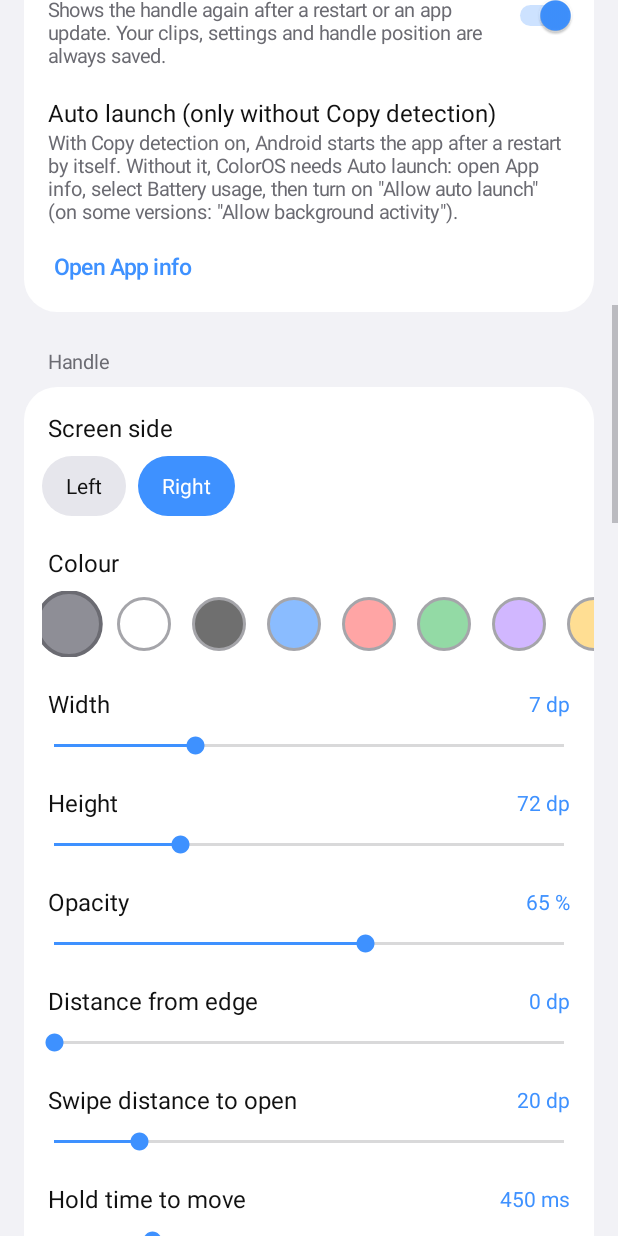
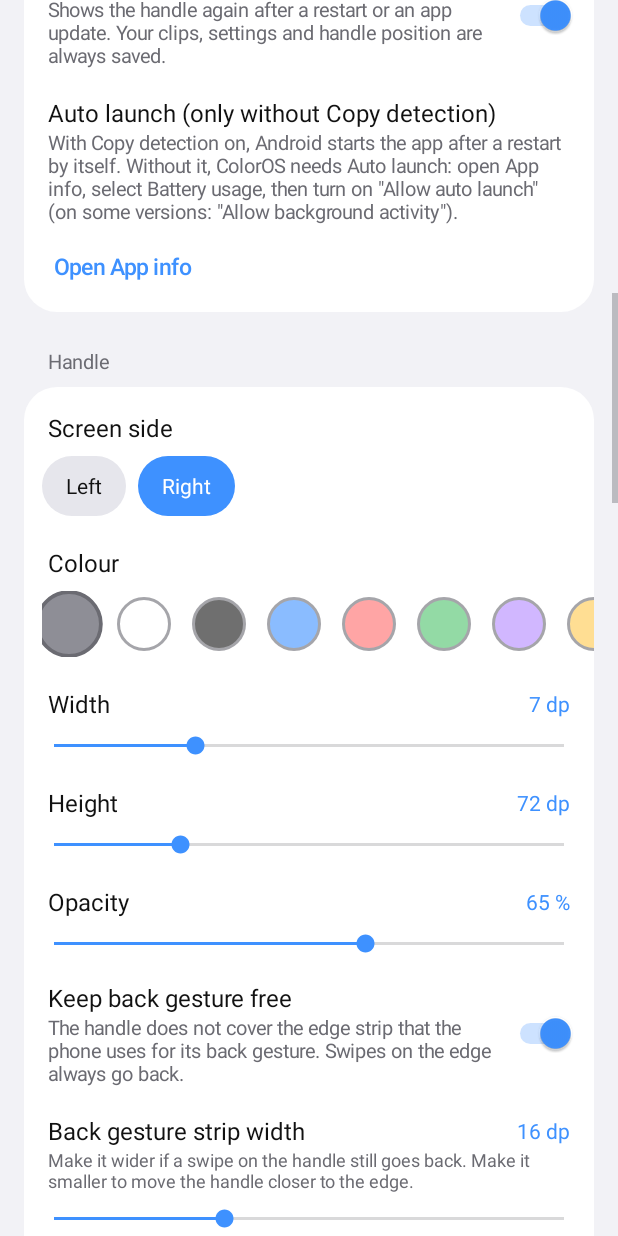
Before and after one commit to slinkybat123-code/viktor-mitic, an Android app: the screen it shows after launch (MainActivity), scrolled down 1153 dp, on a phone screen of 412 x 824 dp. Run offline under Robolectric (Android 15) with nearby library versions, the phone set to English and light mode, and no system bars.

Commit message:
Keep back-gesture strip free; handle stays on its side
- Handle window no longer covers the system back-gesture strip
  (adjustable width, default 16 dp); no gesture exclusion when on
- Hold-to-move is vertical only and starts without a jump
- No vertical scale or overshoot on press

Co-Authored-By: Claude Opus 5.5 <noreply@anthropic.com>
Claude-Session: https://claude.ai/code/session_01TNZpsMRrFoyiRZG2Sx1nk5

```diff
--- a/edge-clipboard-android/app/build.gradle.kts
+++ b/edge-clipboard-android/app/build.gradle.kts
@@ -19,8 +19,8 @@ android {
         applicationId = "io.github.slinkybat123.edgeclip"
         minSdk = 26
         targetSdk = 36
-        versionCode = 7
-        versionName = "1.5.0"
+        versionCode = 8
+        versionName = "1.6.0"
     }
 
     signingConfigs {
--- a/edge-clipboard-android/app/src/main/java/com/edgeclip/MainActivity.kt
+++ b/edge-clipboard-android/app/src/main/java/com/edgeclip/MainActivity.kt
@@ -127,6 +127,8 @@ class MainActivity : Activity() {
         slider(c, R.string.width, K.H_WIDTH, 2, 20, "dp") { handleChanged() }
         slider(c, R.string.height, K.H_HEIGHT, 30, 200, "dp") { handleChanged() }
         slider(c, R.string.opacity, K.H_ALPHA, 10, 100, "%") { handleChanged() }
+        toggle(c, R.string.avoid_back, R.string.avoid_back_desc, K.AVOID_BACK) { handleChanged() }
+        slider(c, R.string.back_zone, K.BACK_ZONE, 0, 48, "dp", desc = R.string.back_zone_desc) { handleChanged() }
         slider(c, R.string.gap, K.H_GAP, 0, 32, "dp") { handleChanged() }
         slider(c, R.string.swipe_dist, K.SWIPE_DIST, 8, 80, "dp")
         slider(c, R.string.hold_time, K.HOLD_MS, 200, 1500, "ms", step = 50)
--- a/edge-clipboard-android/app/src/main/java/com/edgeclip/Prefs.kt
+++ b/edge-clipboard-android/app/src/main/java/com/edgeclip/Prefs.kt
@@ -6,6 +6,7 @@ import android.content.Context
 enum class K(val key: String, val def: Int) {
     // Handle
     H_WIDTH("w", 7), H_HEIGHT("h", 72), H_ALPHA("a", 65), H_GAP("gap", 0), H_COLOR("hcol", 0),
+    AVOID_BACK("avoidback", 1), BACK_ZONE("bzone", 16),
     TAP_OPEN("tap", 0), SWIPE_DIST("swipe", 20), HOLD_MS("hold", 450), LOCK_POS("lock", 0), HAPTICS("hap", 1),
     // Panel
     THEME("theme", 0), P_WIDTH("pw", 184), P_ALPHA("pa", 72), BLUR("blur", 28), DIM("dim", 20),
--- a/edge-clipboard-android/app/src/main/res/values/strings.xml
+++ b/edge-clipboard-android/app/src/main/res/values/strings.xml
@@ -33,13 +33,13 @@
     <string name="perm_battery">Unrestricted battery</string>
     <string name="perm_battery_desc">Stops ColorOS from closing the handle.</string>
     <string name="coloros_title">Oppo / ColorOS</string>
-    <string name="coloros_tips">1. Settings &gt; Apps &gt; Edge Clipboard &gt; Battery usage: allow background activity and auto launch.\n2. In Recent apps, lock Edge Clipboard (pull the card down).\n3. If the back gesture still takes your swipe, increase \"Distance from edge\".\n4. If Copy detection turns off after a restart, turn it on again in Accessibility.</string>
+    <string name="coloros_tips">1. Settings &gt; Apps &gt; Edge Clipboard &gt; Battery usage: allow background activity and auto launch.\n2. In Recent apps, lock Edge Clipboard (pull the card down).\n3. If a swipe on the handle still goes back, increase \"Back gesture strip width\".\n4. If Copy detection turns off after a restart, turn it on again in Accessibility.</string>
     <string name="copy">Copy</string>
     <string name="back">Back</string>
     <string name="image_clip">Image</string>
     <string name="chars">%1$d characters</string>
     <string name="copy_failed">Could not copy this clip</string>
-    <string name="gap">Distance from edge</string>
+    <string name="gap">Extra distance from edge</string>
     <string name="sec_preview">Live preview</string>
     <string name="sec_handle">Handle</string>
     <string name="sec_panel">Panel</string>
@@ -120,4 +120,8 @@
     <string name="panel_vpos_desc">0% = top, 50% = centre, 100% = bottom.</string>
     <string name="panel_follow">Follow handle position</string>
     <string name="panel_follow_desc">The panel opens centred on the handle. Panel position is not used.</string>
+    <string name="avoid_back">Keep back gesture free</string>
+    <string name="avoid_back_desc">The handle does not cover the edge strip that the phone uses for its back gesture. Swipes on the edge always go back.</string>
+    <string name="back_zone">Back gesture strip width</string>
+    <string name="back_zone_desc">Make it wider if a swipe on the handle still goes back. Make it smaller to move the handle closer to the edge.</string>
 </resources>
```
Also changed, not shown: edge-clipboard-android/app/src/main/java/com/edgeclip/EdgeController.kt (+27 -24 lines), 2 other files.
